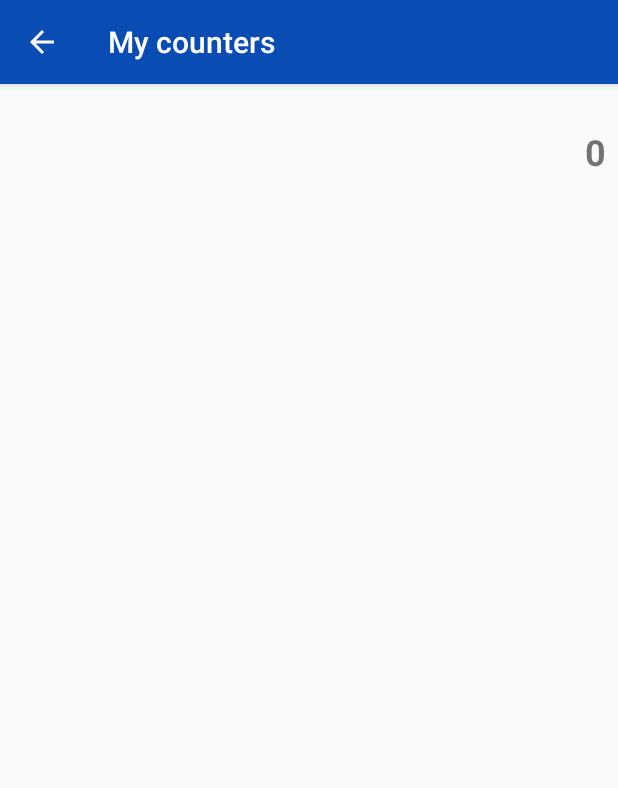
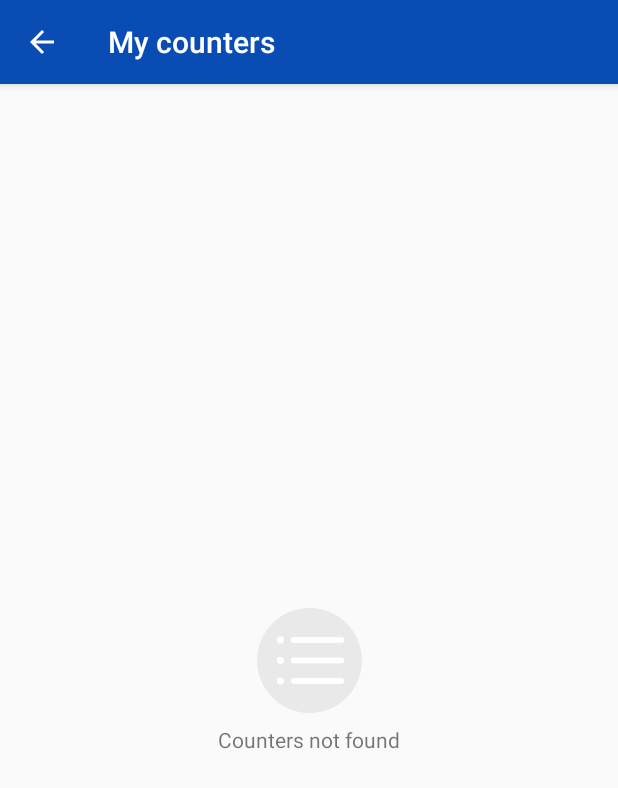
Before and after one commit to Diy2210/EasyCounterMaster, an Android app: the screen it shows after launch (MyCountersListActivity), in the side drawer, after a tap on "My counters", on a phone screen of 412 x 824 dp. Shown: the top 788 px of the screen. Run offline under Robolectric (Android 15) with nearby library versions, the phone set to English and light mode, and no system bars.

Commit message:
fix screen on function

```diff
--- a/app/src/main/AndroidManifest.xml
+++ b/app/src/main/AndroidManifest.xml
@@ -4,6 +4,7 @@
     package="com.example.diy2210.easycounter">
 
     <uses-permission android:name="android.permission.VIBRATE" />
+    <uses-permission android:name="android.permission.WAKE_LOCK" />
 
     <application
         android:name=".ECApp"
--- a/app/src/main/java/com/example/diy2210/easycounter/Counter.java
+++ b/app/src/main/java/com/example/diy2210/easycounter/Counter.java
@@ -1,18 +1,27 @@
 package com.example.diy2210.easycounter;
+
+import android.content.Context;
 
 public class Counter {
 
     public String time;
     public String title;
     public String description;
-    public String value;
+    public Integer value;
 
-    public Counter(String value) {
+    public Counter(Context context) {
         this.time = time;
         this.title = title;
         this.title = description;
         this.value = value;
     }
+
+//    public Counter(String time, String title, String description, Integer value) {
+//        this.time = time;
+//        this.title = title;
+//        this.title = description;
+//        this.value = value;
+//    }
 
     public String getTime() {
         return time;
@@ -38,11 +47,11 @@ public class Counter {
         this.description = description;
     }
 
-    public String getValue() {
+    public Integer getValue() {
         return value;
     }
 
-    public void setValue(String value) {
+    public void setValue(Integer value) {
         this.value = value;
     }
 }
--- a/app/src/main/java/com/example/diy2210/easycounter/CounterAdapter.java
+++ b/app/src/main/java/com/example/diy2210/easycounter/CounterAdapter.java
@@ -14,6 +14,7 @@ public class CounterAdapter extends ArrayAdapter<Counter> {
 
     private Context mContext;
     private List<Counter> countersList = new ArrayList<>();
+//    private ArrayList<Counter> counters;
 
     public CounterAdapter(Context context, ArrayList<Counter> list) {
         super(context, 0 , list);
--- a/app/src/main/java/com/example/diy2210/easycounter/MainActivity.java
+++ b/app/src/main/java/com/example/diy2210/easycounter/MainActivity.java
@@ -27,6 +27,7 @@ import android.widget.EditText;
 import android.widget.RadioButton;
 import android.widget.RadioGroup;
 import android.widget.TextView;
+import android.widget.Toast;
 
 import java.text.DateFormat;
 import java.text.SimpleDateFormat;
@@ -133,15 +134,6 @@ public class MainActivity extends AppCompatActivity implements NavigationView.On
                 }
             });
         }
-
-        saveBtn = findViewById(R.id.saveBtn);
-        saveBtn.setVisibility(View.GONE);
-        saveBtn.setOnClickListener(new View.OnClickListener() {
-            @Override
-            public void onClick(View v) {
-
-            }
-        });
     }
 
     @Override
@@ -224,6 +216,12 @@ public class MainActivity extends AppCompatActivity implements NavigationView.On
         if (id == R.id.action_settings) {
             startActivity(new Intent(MainActivity.this, SettingsActivity.class));
             overridePendingTransition(R.anim.fadein, R.anim.fadeout);
+            return true;
+        }
+        if (id == R.id.action_save) {
+            Integer i = Integer.parseInt(valueTV.getText().toString());
+            Counter c = new Counter(MainActivity.this);
+            c.setValue(i);
             return true;
         }
         return super.onOptionsItemSelected(item);
--- a/app/src/main/java/com/example/diy2210/easycounter/MyCountersListActivity.java
+++ b/app/src/main/java/com/example/diy2210/easycounter/MyCountersListActivity.java
@@ -1,7 +1,9 @@
 package com.example.diy2210.easycounter;
 
+import android.support.constraint.ConstraintLayout;
 import android.support.v7.app.AppCompatActivity;
 import android.os.Bundle;
+import android.widget.ArrayAdapter;
 import android.widget.ListView;
 
 import java.util.ArrayList;
@@ -9,7 +11,10 @@ import java.util.ArrayList;
 public class MyCountersListActivity extends AppCompatActivity {
 
     private ListView listView;
-    private CounterAdapter counter;
+    private CounterAdapter counterAdapter;
+    private ArrayList<Counter> counters;
+    private ArrayAdapter<String> adapter;
+    private ConstraintLayout emptyCL;
 
     @Override
     protected void onCreate(Bundle savedInstanceState) {
@@ -17,9 +22,18 @@ public class MyCountersListActivity extends AppCompatActivity {
         setContentView(R.layout.activity_my_counters_list);
 
         listView = findViewById(R.id.listView);
-        ArrayList<Counter> counterArrayList = new ArrayList<>();
-        counterArrayList.add(new Counter(ECApp.valueInt.toString()));
-        counter = new CounterAdapter(this, counterArrayList);
-        listView.setAdapter(counter);
+        emptyCL = findViewById(R.id.emptyCL);
+        listView.setEmptyView(emptyCL);
+
+//        ArrayList<Counter> counterArrayList = new ArrayList<>();
+//        counterArrayList.add(new Counter(ECApp.valueInt.toString()));
+//        counterAdapter = new CounterAdapter(this, counterArrayList);
+//        listView.setAdapter(counterAdapter);
+
+//        counterAdapter = new CounterAdapter(this, counters);
+//        listView.setAdapter(counterAdapter);
+
+        counters = new ArrayList<>();
+        adapter = new ArrayAdapter<>(MyCountersListActivity.this, R.layout.my_counter_list_item);
     }
 }
--- /dev/null
+++ b/app/src/main/res/drawable/empty_list.xml
@@ -0,0 +1,27 @@
+<vector xmlns:android="http://schemas.android.com/apk/res/android"
+    android:width="24dp"
+    android:height="24dp"
+    android:viewportHeight="38"
+    android:viewportWidth="38">
+    <path
+        android:fillColor="#e9e9e9"
+        android:pathData="M19,0A19,19 0,1 0,38 19,19 19,0 0,0 19,0ZM8.46,27.67a1.25,1.25 0,1 1,1.25 -1.25A1.25,1.25 0,0 1,8.46 27.67ZM8.46,20.25A1.25,1.25 0,1 1,9.71 19,1.25 1.25,0 0,1 8.46,20.25ZM8.46,12.83a1.25,1.25 0,1 1,1.25 -1.25A1.25,1.25 0,0 1,8.46 12.83ZM30.54,27.42L13.25,27.42a1,1 0,1 1,0 -2L30.54,25.42a1,1 0,0 1,0 2ZM30.54,20L13.25,20a1,1 0,0 1,0 -2L30.54,18a1,1 0,0 1,0 2ZM30.54,12.58L13.25,12.58a1,1 0,1 1,0 -2L30.54,10.58a1,1 0,0 1,0 2Z" />
+    <path
+        android:fillColor="#fff"
+        android:pathData="M30.54,18H13.25a1,1 0,0 0,0 2H30.54a1,1 0,0 0,0 -2Z" />
+    <path
+        android:fillColor="#fff"
+        android:pathData="M30.54,25.42H13.25a1,1 0,1 0,0 2H30.54a1,1 0,0 0,0 -2Z" />
+    <path
+        android:fillColor="#fff"
+        android:pathData="M30.54,10.58H13.25a1,1 0,1 0,0 2H30.54a1,1 0,0 0,0 -2Z" />
+    <path
+        android:fillColor="#fff"
+        android:pathData="M8.46,11.58m-1.25,0a1.25,1.25 0,1 1,2.5 0a1.25,1.25 0,1 1,-2.5 0" />
+    <path
+        android:fillColor="#fff"
+        android:pathData="M8.46,19m-1.25,0a1.25,1.25 0,1 1,2.5 0a1.25,1.25 0,1 1,-2.5 0" />
+    <path
+        android:fillColor="#fff"
+        android:pathData="M8.46,26.42m-1.25,0a1.25,1.25 0,1 1,2.5 0a1.25,1.25 0,1 1,-2.5 0" />
+</vector>
--- a/app/src/main/res/layout/activity_my_counters_list.xml
+++ b/app/src/main/res/layout/activity_my_counters_list.xml
@@ -13,4 +13,33 @@
         app:layout_constraintEnd_toEndOf="parent"
         app:layout_constraintStart_toStartOf="parent"
         app:layout_constraintTop_toTopOf="parent" />
+
+    <android.support.constraint.ConstraintLayout
+        android:id="@+id/emptyCL"
+        android:layout_width="fill_parent"
+        android:layout_height="fill_parent">
+
+        <ImageView
+            android:id="@+id/imageView17"
+            android:layout_width="70dp"
+            android:layout_height="70dp"
+            android:src="@drawable/empty_list"
+            app:layout_constraintBottom_toBottomOf="parent"
+            app:layout_constraintEnd_toEndOf="parent"
+            app:layout_constraintStart_toStartOf="parent"
+            app:layout_constraintTop_toTopOf="parent" />
+
+        <TextView
+            android:layout_width="wrap_content"
+            android:layout_height="wrap_content"
+            android:layout_marginStart="8dp"
+            android:layout_marginTop="8dp"
+            android:layout_marginEnd="8dp"
+            android:gravity="center"
+            android:text="@string/empty_list"
+            app:layout_constraintEnd_toEndOf="parent"
+            app:layout_constraintStart_toStartOf="parent"
+            app:layout_constraintTop_toBottomOf="@+id/imageView17" />
+    </android.support.constraint.ConstraintLayout>
+
 </android.support.constraint.ConstraintLayout>
--- a/app/src/main/res/menu/main.xml
+++ b/app/src/main/res/menu/main.xml
@@ -6,4 +6,9 @@
         android:orderInCategory="100"
         android:title="@string/action_settings"
         app:showAsAction="never" />
+    <item
+        android:id="@+id/action_save"
+        android:orderInCategory="101"
+        android:title="@string/action_save"
+        app:showAsAction="never" />
 </menu>
--- a/app/src/main/res/values/strings.xml
+++ b/app/src/main/res/values/strings.xml
@@ -4,6 +4,7 @@
     <string name="navigation_drawer_close">Close navigation drawer</string>
     <string name="nav_header_desc">Navigation header</string>
     <string name="action_settings">Settings</string>
+    <string name="action_save">Save counter</string>
 
     <!-- Alert Dialog Strings -->
     <string name="ok_button">Ok</string>
@@ -44,6 +45,9 @@
     <string name="title_new_counter">Create new counter</string>
     <string name="last_time_change">Last time change:</string>
 
+    <!-- Others -->
+    <string name="empty_list">Counters not found</string>
+
     <!-- Arrays Strings -->
     <string-array name="step">
         <item>Step</item>
```
Also changed, not shown: app/src/main/res/layout/content_main.xml (+0 -11 lines), app/src/main/res/layout/my_counter_list_item.xml (+19 -6 lines), app/src/main/res/layout/nav_header_main.xml (+4 -4 lines), app/src/main/res/drawable/background.png (added).
